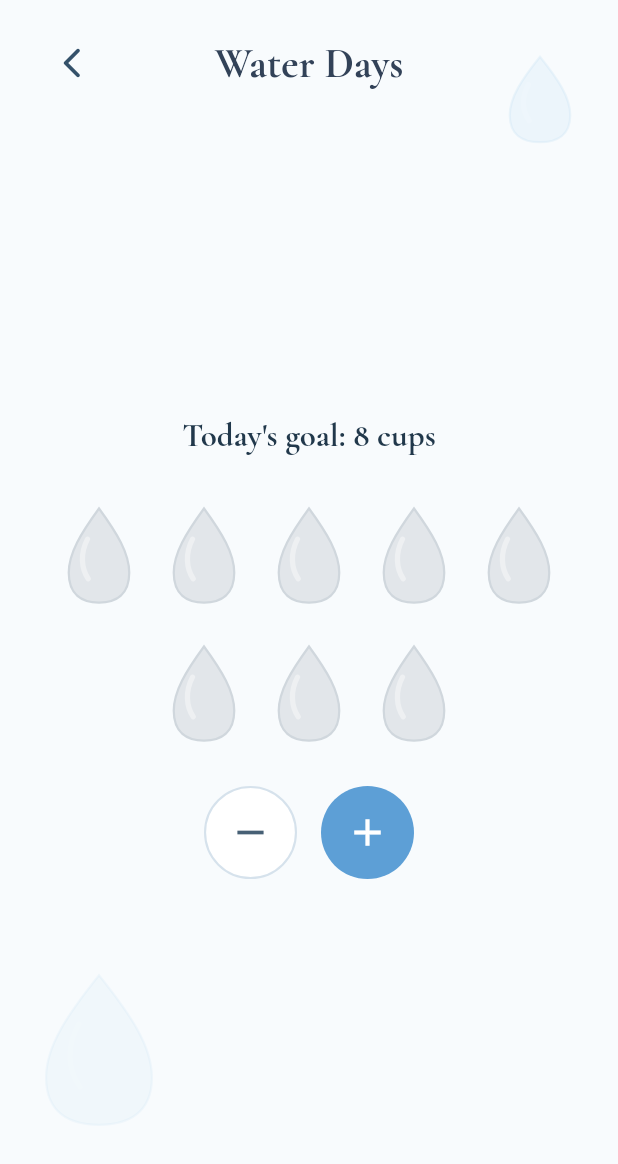
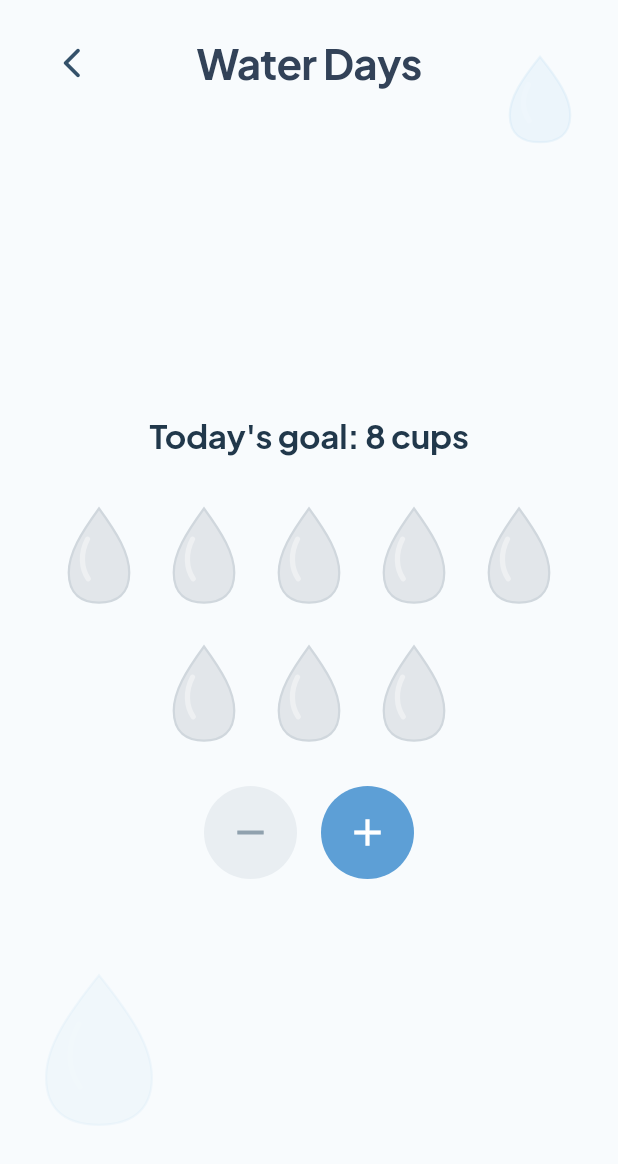
Before and after one commit to lenayoo/waterdays, a Flutter app: the screen it shows after launch, after a tap on "Start drinking", on a phone screen of 412 x 824 dp. Shown: the top 1164 px of the screen. Run offline on Flutter 3.47's test engine with Material 3 defaults, Android fonts, the phone set to English and light mode, and no system bars; our stand-ins replace google_fonts.

Commit message:
fix real device error

```diff
--- a/lib/app_localizations.dart
+++ b/lib/app_localizations.dart
@@ -1,7 +1,12 @@
 import 'package:flutter/material.dart';
 
-class AppStrings {
+class AppConfig {
+  const AppConfig._();
+
+  static const appName = 'Water Days';
   static const channelName = 'waterdays/widget';
+  static const defaultGoalCups = 8;
+  static const maxGoalCups = 16;
 }
 
 class AppLocalizations {
@@ -10,6 +15,7 @@ class AppLocalizations {
   final Locale locale;
 
   static const supportedLocales = [Locale('ko'), Locale('en'), Locale('ja')];
+  static const delegate = _AppLocalizationsDelegate();
 
   static AppLocalizations of(BuildContext context) {
     final localization = Localizations.of<AppLocalizations>(
@@ -20,87 +26,92 @@ class AppLocalizations {
     return localization!;
   }
 
-  static const delegate = _AppLocalizationsDelegate();
-
-  String get _languageCode {
+  String get languageCode {
     final code = locale.languageCode.toLowerCase();
-    if (code == 'ja' || code == 'ko') {
+    if (code == 'ko' || code == 'ja') {
       return code;
     }
     return 'en';
   }
 
-  bool get isKorean => _languageCode == 'ko';
-  bool get isJapanese => _languageCode == 'ja';
+  bool get isKorean => languageCode == 'ko';
+  bool get isJapanese => languageCode == 'ja';
 
-  String get appTitle => switch (_languageCode) {
-    'ko' => '워터 데이즈',
-    'ja' => 'ウォーターデイズ',
-    _ => 'Water Days',
-  };
+  String text({
+    required String en,
+    String? ko,
+    String? ja,
+  }) {
+    return switch (languageCode) {
+      'ko' => ko ?? en,
+      'ja' => ja ?? en,
+      _ => en,
+    };
+  }
 
-  String get completionDialogTitle => switch (_languageCode) {
-    'ko' => '목표 완료!',
-    'ja' => '目標達成！',
-    _ => 'Goal complete!',
-  };
+  String get appTitle => AppConfig.appName;
 
-  String get completionDialogContent => switch (_languageCode) {
-    'ko' => '오늘은 목표를 완료했어요!\n수분 루틴을 잘 지켰네요.',
-    'ja' => '今日は目標を達成しました！\n水分ルーティンをしっかり守れましたね。',
-    _ =>
-      'You reached your goal today!\nYour hydration routine stayed on track.',
-  };
+  String get completionDialogTitle => text(
+    en: 'Goal complete',
+    ko: '목표 달성',
+    ja: '目標達成',
+  );
 
-  String get completionDialogAction => switch (_languageCode) {
-    'ko' => '좋아요',
-    'ja' => 'いいね',
-    _ => 'Nice',
-  };
+  String get completionDialogContent => text(
+    en: 'You finished today\'s goal.\nNice and steady.',
+    ko: '오늘 목표를 채웠어요.\n수분 섭취를 잘 챙겼네요.',
+    ja: '今日の目標を達成しました。\n水分補給をしっかり続けられました。',
+  );
 
-  String get goalTitle => switch (_languageCode) {
-    'ko' => '오늘은 몇 잔을 목표로 할까요?',
-    'ja' => '今日は何杯を目標にしますか？',
-    _ => 'How many cups is your goal today?',
-  };
+  String get completionDialogAction => text(
+    en: 'Nice',
+    ko: '좋아요',
+    ja: 'いいね',
+  );
 
-  String get goalHint => '1~16';
+  String get goalTitle => text(
+    en: 'How many cups is your goal today?',
+    ko: '오늘 목표는 몇 잔인가요?',
+    ja: '今日の目標は何杯ですか？',
+  );
 
-  String get goalSuffix => switch (_languageCode) {
-    'ko' => '잔',
-    'ja' => '杯',
-    _ => 'cups',
-  };
+  String get goalHint => '1-${AppConfig.maxGoalCups}';
 
-  String get goalHelper => switch (_languageCode) {
-    'ko' => '최대 16잔까지 설정할 수 있어요.',
-    'ja' => '最大16杯まで設定できます。',
-    _ => 'You can set up to 16 cups.',
-  };
+  String get goalSuffix => text(
+    en: 'cups',
+    ko: '잔',
+    ja: '杯',
+  );
 
-  String get startTrackingButton => switch (_languageCode) {
-    'ko' => '물마시기',
-    'ja' => '飲みはじめる',
-    _ => 'Start drinking',
-  };
+  String get goalHelper => text(
+    en: 'Set up to ${AppConfig.maxGoalCups} cups.',
+    ko: '최대 ${AppConfig.maxGoalCups}잔까지 설정할 수 있어요.',
+    ja: '最大${AppConfig.maxGoalCups}杯まで設定できます。',
+  );
 
-  String get filledCupSemantic => switch (_languageCode) {
-    'ko' => '채워진 물방울',
-    'ja' => '満たされたしずく',
-    _ => 'Filled water drop',
-  };
+  String get startTrackingButton => text(
+    en: 'Start drinking',
+    ko: '기록 시작',
+    ja: '記録を始める',
+  );
 
-  String get emptyCupSemantic => switch (_languageCode) {
-    'ko' => '비어있는 물방울',
-    'ja' => '空のしずく',
-    _ => 'Empty water drop',
-  };
+  String get filledCupSemantic => text(
+    en: 'Filled water drop',
+    ko: '채워진 물방울',
+    ja: '満たされた水滴',
+  );
 
-  String trackerGoal(int goalCups) => switch (_languageCode) {
-    'ko' => '오늘 목표 $goalCups잔',
-    'ja' => '今日の目標 $goalCups杯',
-    _ => 'Today\'s goal: $goalCups cups',
-  };
+  String get emptyCupSemantic => text(
+    en: 'Empty water drop',
+    ko: '비어 있는 물방울',
+    ja: '空の水滴',
+  );
+
+  String trackerGoal(int goalCups) => text(
+    en: 'Today\'s goal: $goalCups cups',
+    ko: '오늘 목표 $goalCups잔',
+    ja: '今日の目標 $goalCups杯',
+  );
 }
 
 class _AppLocalizationsDelegate
--- a/lib/main.dart
+++ b/lib/main.dart
@@ -8,7 +8,30 @@ void main() {
   runApp(const WaterDaysApp());
 }
 
-const MethodChannel _widgetChannel = MethodChannel(AppStrings.channelName);
+const MethodChannel _widgetChannel = MethodChannel(AppConfig.channelName);
+
+class _AppColors {
+  const _AppColors._();
+
+  static const primary = Color(0xFF5D9FD6);
+  static const secondary = Color(0xFF8DBFE7);
+  static const background = Color(0xFFF8FBFD);
+  static const textPrimary = Color(0xFF21384B);
+  static const textSecondary = Color(0xFF7A8E9F);
+  static const textTertiary = Color(0xFF8A9BA9);
+  static const border = Color(0xFFD6E2EC);
+  static const buttonOutline = Color(0xFFD6E2EC);
+  static const icon = Color(0xFF476075);
+  static const iconSoft = Color(0xFF34516A);
+  static const disabled = Color(0xFFE9EEF2);
+  static const disabledText = Color(0xFF90A1AE);
+  static const header = Color(0xFF324258);
+  static const emptyDrop = Color(0xFFE2E6EA);
+  static const emptyDropBorder = Color(0xFFD0D7DD);
+  static const filledDrop = Color(0xFF77CFFF);
+  static const filledDropBorder = Color(0xFF5BB8F6);
+  static const ambientDrop = Color(0xFFB7D9F0);
+}
 
 class WaterDaysApp extends StatelessWidget {
   const WaterDaysApp({super.key, this.locale});
@@ -17,13 +40,13 @@ class WaterDaysApp extends StatelessWidget {
 
   @override
   Widget build(BuildContext context) {
-    final base = ThemeData(
+    final baseTheme = ThemeData(
       colorScheme: const ColorScheme.light(
-        primary: Color(0xFF5D9FD6),
-        secondary: Color(0xFF8DBFE7),
-        surface: Color(0xFFF8FBFD),
+        primary: _AppColors.primary,
+        secondary: _AppColors.secondary,
+        surface: _AppColors.background,
       ),
-      scaffoldBackgroundColor: const Color(0xFFF8FBFD),
+      scaffoldBackgroundColor: _AppColors.background,
       useMaterial3: true,
     );
 
@@ -38,29 +61,19 @@ class WaterDaysApp extends StatelessWidget {
         GlobalWidgetsLocalizations.delegate,
         GlobalCupertinoLocalizations.delegate,
       ],
-      localeResolutionCallback: (locale, supportedLocales) {
-        if (locale == null) {
-          return supportedLocales.first;
-        }
-
-        for (final supportedLocale in supportedLocales) {
-          if (supportedLocale.languageCode == locale.languageCode) {
-            return supportedLocale;
-          }
-        }
-        return const Locale('en');
-      },
+      localeResolutionCallback: _resolveLocale,
       builder: (context, child) {
+        final localizations = AppLocalizations.of(context);
         final textTheme = _localizedTextTheme(
-          base.textTheme,
-          AppLocalizations.of(context),
+          baseTheme.textTheme,
+          localizations,
         ).apply(
-          bodyColor: const Color(0xFF21384B),
-          displayColor: const Color(0xFF21384B),
+          bodyColor: _AppColors.textPrimary,
+          displayColor: _AppColors.textPrimary,
         );
 
         return Theme(
-          data: base.copyWith(
+          data: baseTheme.copyWith(
             textTheme: textTheme,
             dialogTheme: DialogThemeData(
               backgroundColor: Colors.white,
@@ -70,7 +83,7 @@ class WaterDaysApp extends StatelessWidget {
             ),
             inputDecorationTheme: InputDecorationTheme(
               hintStyle: textTheme.bodyLarge?.copyWith(
-                color: const Color(0xFF8A9BA9),
+                color: _AppColors.textTertiary,
               ),
               filled: true,
               fillColor: Colors.white,
@@ -80,16 +93,16 @@ class WaterDaysApp extends StatelessWidget {
               ),
               border: OutlineInputBorder(
                 borderRadius: BorderRadius.circular(18),
-                borderSide: const BorderSide(color: Color(0xFFD6E2EC)),
+                borderSide: const BorderSide(color: _AppColors.border),
               ),
               enabledBorder: OutlineInputBorder(
                 borderRadius: BorderRadius.circular(18),
-                borderSide: const BorderSide(color: Color(0xFFD6E2EC)),
+                borderSide: const BorderSide(color: _AppColors.border),
               ),
               focusedBorder: OutlineInputBorder(
                 borderRadius: BorderRadius.circular(18),
                 borderSide: const BorderSide(
-                  color: Color(0xFF5D9FD6),
+                  color: _AppColors.primary,
                   width: 1.3,
                 ),
               ),
@@ -102,45 +115,47 @@ class WaterDaysApp extends StatelessWidget {
     );
   }
 
+  Locale _resolveLocale(
+    Locale? locale,
+    Iterable<Locale> supportedLocales,
+  ) {
+    if (locale == null) {
+      return supportedLocales.first;
+    }
+
+    for (final supportedLocale in supportedLocales) {
+      if (supportedLocale.languageCode == locale.languageCode) {
+        return supportedLocale;
+      }
+    }
+    return const Locale('en');
+  }
+
   TextTheme _localizedTextTheme(
     TextTheme baseTextTheme,
     AppLocalizations localizations,
   ) {
-    final localized =
-        localizations.isKorean
-            ? GoogleFonts.gaeguTextTheme(baseTextTheme)
-            : localizations.isJapanese
-            ? GoogleFonts.yomogiTextTheme(baseTextTheme)
-            : GoogleFonts.cormorantGaramondTextTheme(baseTextTheme);
+    final localized = switch (localizations.languageCode) {
+      'ko' => GoogleFonts.ibmPlexSansKrTextTheme(baseTextTheme),
+      'ja' => GoogleFonts.mPlus1pTextTheme(baseTextTheme),
+      _ => GoogleFonts.plusJakartaSansTextTheme(baseTextTheme),
+    };
 
-    return _slightlyLargerTextTheme(localized);
-  }
-
-  TextTheme _slightlyLargerTextTheme(TextTheme textTheme) {
-    TextStyle? grow(TextStyle? style) {
-      final fontSize = style?.fontSize;
-      if (fontSize == null) {
-        return style;
-      }
-      return style?.copyWith(fontSize: fontSize * 1.05);
-    }
-
-    return textTheme.copyWith(
-      displayLarge: grow(textTheme.displayLarge),
-      displayMedium: grow(textTheme.displayMedium),
-      displaySmall: grow(textTheme.displaySmall),
-      headlineLarge: grow(textTheme.headlineLarge),
-      headlineMedium: grow(textTheme.headlineMedium),
-      headlineSmall: grow(textTheme.headlineSmall),
-      titleLarge: grow(textTheme.titleLarge),
-      titleMedium: grow(textTheme.titleMedium),
-      titleSmall: grow(textTheme.titleSmall),
-      bodyLarge: grow(textTheme.bodyLarge),
-      bodyMedium: grow(textTheme.bodyMedium),
-      bodySmall: grow(textTheme.bodySmall),
-      labelLarge: grow(textTheme.labelLarge),
-      labelMedium: grow(textTheme.labelMedium),
-      labelSmall: grow(textTheme.labelSmall),
+    return localized.copyWith(
+      headlineMedium: localized.headlineMedium?.copyWith(
+        fontWeight: FontWeight.w700,
+        letterSpacing: -0.5,
+      ),
+      headlineSmall: localized.headlineSmall?.copyWith(
+        fontWeight: FontWeight.w700,
+        letterSpacing: -0.3,
+      ),
+      titleLarge: localized.titleLarge?.copyWith(
+        fontWeight: FontWeight.w700,
+        letterSpacing: -0.2,
+      ),
+      bodyLarge: localized.bodyLarge?.copyWith(height: 1.3),
+      bodyMedium: localized.bodyMedium?.copyWith(height: 1.3),
     );
   }
 }
@@ -158,7 +173,7 @@ class _GoalLimitFormatter extends TextInputFormatter {
     }
 
     final parsed = int.tryParse(newValue.text);
-    if (parsed == null || parsed > 16) {
+    if (parsed == null || parsed > AppConfig.maxGoalCups) {
       return oldValue;
     }
 
@@ -175,12 +190,12 @@ class WaterFlowPage extends StatefulWidget {
 
 class _WaterFlowPageState extends State<WaterFlowPage> {
   final TextEditingController _goalController = TextEditingController(
-    text: '8',
+    text: '${AppConfig.defaultGoalCups}',
   );
 
   FlowStep _step = FlowStep.goal;
-  int _goalCups = 8;
-  List<bool> _cupStates = List<bool>.filled(8, false);
+  int _goalCups = AppConfig.defaultGoalCups;
+  List<bool> _cupStates = List<bool>.filled(AppConfig.defaultGoalCups, false);
   bool _completionShown = false;
 
   @override
@@ -201,7 +216,7 @@ class _WaterFlowPageState extends State<WaterFlowPage> {
 
   void _startTracking() {
     final parsed = int.tryParse(_goalController.text.trim());
-    if (parsed == null || parsed <= 0 || parsed > 16) {
+    if (parsed == null || parsed <= 0 || parsed > AppConfig.maxGoalCups) {
       return;
     }
 
@@ -215,78 +230,81 @@ class _WaterFlowPageState extends State<WaterFlowPage> {
   }
 
   void _incrementCup() {
-    if (_isGoalComplete) {
-      return;
-    }
-
     final nextIndex = _cupStates.indexWhere((filled) => !filled);
     if (nextIndex == -1) {
       return;
     }
 
-    setState(() {
-      _cupStates[nextIndex] = true;
-    });
-    _afterCupChange();
+    _updateCupState(nextIndex, true);
   }
 
   void _decrementCup() {
-    if (_isGoalComplete) {
-      return;
-    }
-
     final lastFilledIndex = _cupStates.lastIndexWhere((filled) => filled);
     if (lastFilledIndex == -1) {
       return;
     }
 
-    setState(() {
-      _cupStates[lastFilledIndex] = false;
-    });
-    _syncWidget();
+    _updateCupState(lastFilledIndex, false);
   }
 
   void _toggleCup(int index) {
-    if (_isGoalComplete || index < 0 || index >= _cupStates.length) {
+    if (!_isValidCupIndex(index)) {
+      return;
+    }
+
+    _updateCupState(index, !_cupStates[index]);
+  }
+
+  bool _isValidCupIndex(int index) {
+    return index >= 0 && index < _cupStates.length;
+  }
+
+  void _updateCupState(int index, bool isFilled) {
+    if (!_isValidCupIndex(index) || _cupStates[index] == isFilled) {
       return;
     }
 
     setState(() {
-      _cupStates[index] = !_cupStates[index];
+      _cupStates[index] = isFilled;
+      if (!_isGoalComplete) {
+        _completionShown = false;
+      }
     });
-    _afterCupChange();
+    _handleCupChange();
   }
 
-  void _afterCupChange() {
+  void _handleCupChange() {
     final completed = _isGoalComplete;
     _syncWidget();
 
-    if (completed && !_completionShown) {
+    if (!completed || _completionShown) {
+      return;
+    }
+
     _completionShown = true;
-      WidgetsBinding.instance.addPostFrameCallback((_) {
+    WidgetsBinding.instance.addPostFrameCallback((_) => _showCompletionDialog());
+  }
+
+  void _showCompletionDialog() {
     if (!mounted) {
       return;
     }
+
+    final l10n = AppLocalizations.of(context);
     showDialog<void>(
       context: context,
       builder:
           (context) => AlertDialog(
-                title: Text(AppLocalizations.of(context).completionDialogTitle),
-                content: Text(
-                  AppLocalizations.of(context).completionDialogContent,
-                ),
+            title: Text(l10n.completionDialogTitle),
+            content: Text(l10n.completionDialogContent),
             actions: [
               TextButton(
                 onPressed: () => Navigator.of(context).pop(),
-                    child: Text(
-                      AppLocalizations.of(context).completionDialogAction,
-                    ),
+                child: Text(l10n.completionDialogAction),
               ),
             ],
           ),
     );
-      });
-    }
   }
 
   Future<void> _syncWidget() async {
@@ -331,7 +349,6 @@ class _WaterFlowPageState extends State<WaterFlowPage> {
                     cupStates: _cupStates,
                     onBack: () => setState(() => _step = FlowStep.goal),
                     onCupTap: _toggleCup,
-                    isGoalComplete: _isGoalComplete,
                     onIncrement: _incrementCup,
                     onDecrement: _decrementCup,
                   ),
@@ -359,11 +376,9 @@ class _AmbientDrop extends StatelessWidget {
         height: size * 1.25,
         child: CustomPaint(
           painter: _WaterDropPainter(
-            fillColor: const Color(0xFFB7D9F0).withValues(alpha: opacity),
+            fillColor: _AppColors.ambientDrop.withValues(alpha: opacity),
             highlightColor: Colors.white.withValues(alpha: opacity * 0.7),
-            borderColor: const Color(
-              0xFFB7D9F0,
-            ).withValues(alpha: opacity * 1.2),
+            borderColor: _AppColors.ambientDrop.withValues(alpha: opacity * 1.2),
           ),
         ),
       ),
@@ -414,7 +429,7 @@ class _GoalStep extends StatelessWidget {
               l10n.goalHelper,
               style: Theme.of(
                 context,
-              ).textTheme.bodySmall?.copyWith(color: const Color(0xFF7A8E9F)),
+              ).textTheme.bodySmall?.copyWith(color: _AppColors.textSecondary),
             ),
             const SizedBox(height: 18),
             _PrimaryActionButton(
@@ -435,7 +450,6 @@ class _TrackerStep extends StatelessWidget {
     required this.cupStates,
     required this.onBack,
     required this.onCupTap,
-    required this.isGoalComplete,
     required this.onIncrement,
     required this.onDecrement,
   });
@@ -444,13 +458,15 @@ class _TrackerStep extends StatelessWidget {
   final List<bool> cupStates;
   final VoidCallback onBack;
   final ValueChanged<int> onCupTap;
-  final bool isGoalComplete;
   final VoidCallback onIncrement;
   final VoidCallback onDecrement;
 
   @override
   Widget build(BuildContext context) {
     final l10n = AppLocalizations.of(context);
+    final drankCups = cupStates.where((filled) => filled).length;
+    final canIncrement = drankCups < goalCups;
+    final canDecrement = drankCups > 0;
 
     return LayoutBuilder(
       builder: (context, constraints) {
@@ -480,7 +496,6 @@ class _TrackerStep extends StatelessWidget {
                           children: List.generate(goalCups, (index) {
                             return WaterCup(
                               isFilled: cupStates[index],
-                              isDisabled: isGoalComplete,
                               onTap: () => onCupTap(index),
                             );
                           }),
@@ -493,14 +508,14 @@ class _TrackerStep extends StatelessWidget {
                             _RoundControlButton(
                               icon: Icons.remove,
                               onTap: onDecrement,
-                              isDisabled: isGoalComplete,
+                              isDisabled: !canDecrement,
                             ),
                             const SizedBox(width: 16),
                             _RoundControlButton(
                               icon: Icons.add,
                               onTap: onIncrement,
                               filled: true,
-                              isDisabled: isGoalComplete,
+                              isDisabled: !canIncrement,
                             ),
                           ],
                         ),
@@ -534,22 +549,17 @@ class _Header extends StatelessWidget {
           IconButton(
             onPressed: onBack,
             icon: const Icon(Icons.arrow_back_ios_new_rounded),
-            color: const Color(0xFF34516A),
+            color: _AppColors.iconSoft,
           )
         else
           const SizedBox(width: 48),
         Expanded(
-          child: Column(
-            children: [
-              Text(
+          child: Text(
             l10n.appTitle,
             textAlign: TextAlign.center,
             style: Theme.of(context).textTheme.headlineMedium?.copyWith(
-                  fontWeight: FontWeight.w700,
-                  color: const Color(0xFF324258),
+              color: _AppColors.header,
             ),
-              ),
-            ],
           ),
         ),
         const SizedBox(width: 48),
@@ -571,7 +581,7 @@ class _PrimaryActionButton extends StatelessWidget {
       child: FilledButton(
         onPressed: onTap,
         style: FilledButton.styleFrom(
-          backgroundColor: const Color(0xFF5D9FD6),
+          backgroundColor: _AppColors.primary,
           foregroundColor: Colors.white,
           elevation: 0,
           padding: const EdgeInsets.symmetric(vertical: 16),
@@ -600,6 +610,21 @@ class _RoundControlButton extends StatelessWidget {
 
   @override
   Widget build(BuildContext context) {
+    final backgroundColor =
+        isDisabled
+            ? _AppColors.disabled
+            : filled
+            ? _AppColors.primary
+            : Colors.white;
+    final borderColor =
+        filled || isDisabled ? Colors.transparent : _AppColors.buttonOutline;
+    final iconColor =
+        isDisabled
+            ? _AppColors.disabledText
+            : filled
+            ? Colors.white
+            : _AppColors.icon;
+
     return InkWell(
       onTap: isDisabled ? null : onTap,
       borderRadius: BorderRadius.circular(999),
@@ -608,29 +633,16 @@ class _RoundControlButton extends StatelessWidget {
         height: 62,
         decoration: BoxDecoration(
           shape: BoxShape.circle,
-          color:
-              isDisabled
-                  ? const Color(0xFFE9EEF2)
-                  : filled
-                  ? const Color(0xFF5D9FD6)
-                  : Colors.white,
+          color: backgroundColor,
           border: Border.all(
-            color:
-                filled || isDisabled
-                    ? Colors.transparent
-                    : const Color(0xFFD6E2EC),
+            color: borderColor,
             width: 1.4,
           ),
         ),
         child: Icon(
           icon,
           size: 30,
-          color:
-              isDisabled
-                  ? const Color(0xFF90A1AE)
-                  : filled
-                  ? Colors.white
-                  : const Color(0xFF476075),
+          color: iconColor,
         ),
       ),
     );
@@ -641,12 +653,10 @@ class WaterCup extends StatelessWidget {
   const WaterCup({
     super.key,
     required this.isFilled,
-    this.isDisabled = false,
     this.onTap,
   });
 
   final bool isFilled;
-  final bool isDisabled;
   final VoidCallback? onTap;
 
   @override
@@ -656,8 +666,9 @@ class WaterCup extends StatelessWidget {
     return Semantics(
       button: true,
       label: isFilled ? l10n.filledCupSemantic : l10n.emptyCupSemantic,
+      enabled: onTap != null,
       child: InkWell(
-        onTap: isDisabled ? null : onTap,
+        onTap: onTap,
         borderRadius: BorderRadius.circular(28),
         child: AnimatedContainer(
           duration: const Duration(milliseconds: 220),
@@ -668,18 +679,15 @@ class WaterCup extends StatelessWidget {
           decoration: BoxDecoration(borderRadius: BorderRadius.circular(28)),
           child: CustomPaint(
             painter: _WaterDropPainter(
-              fillColor:
-                  isFilled
-                      ? isDisabled
-                          ? const Color(0xFF94D5F8)
-                          : const Color(0xFF77CFFF)
-                      : const Color(0xFFE2E6EA),
+              fillColor: isFilled ? _AppColors.filledDrop : _AppColors.emptyDrop,
               highlightColor:
                   isFilled
                       ? Colors.white.withValues(alpha: 0.52)
                       : Colors.white.withValues(alpha: 0.40),
               borderColor:
-                  isFilled ? const Color(0xFF5BB8F6) : const Color(0xFFD0D7DD),
+                  isFilled
+                      ? _AppColors.filledDropBorder
+                      : _AppColors.emptyDropBorder,
             ),
           ),
         ),
```
Also changed, not shown: 3 other files. Lines whose indentation alone changed are shown as unchanged.
